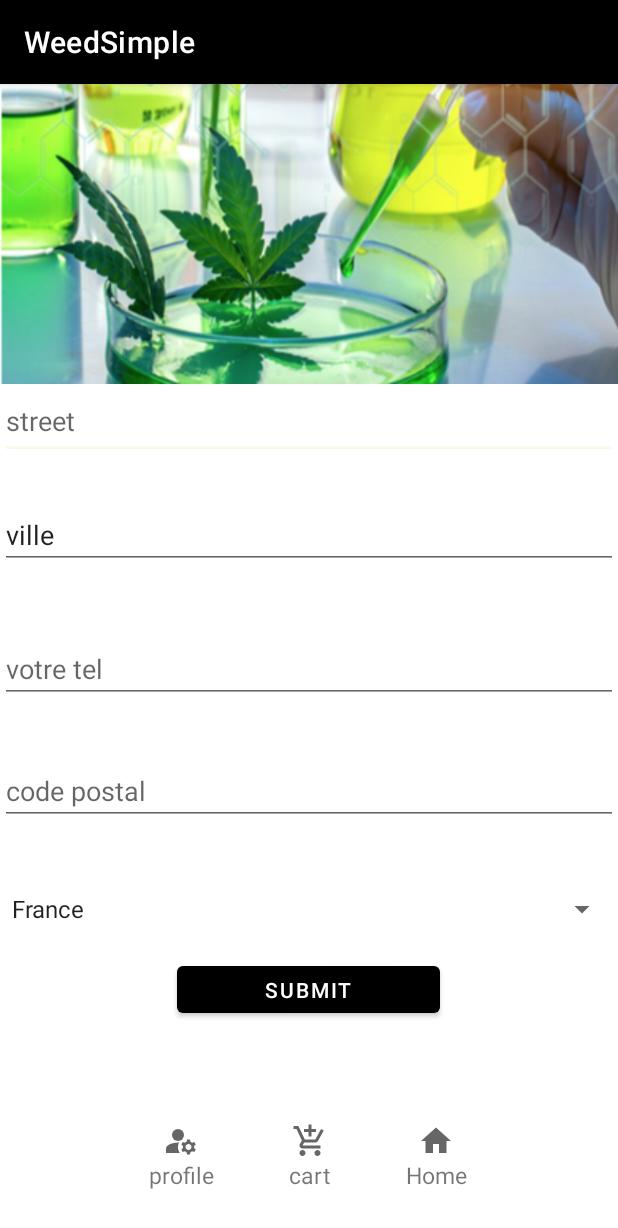
After one commit to Laradejpl/simpleweedShop, an Android app: the TestVolley screen opened directly, with no data from a screen before it, on a phone screen of 412 x 824 dp. The commit adds this screen. Shown: the top 1228 px of the screen. Run offline under Robolectric (Android 15) with nearby library versions, the phone set to English and light mode, and no system bars; our stand-ins replace Volley; network calls fail.

Commit message:
mise en place de l'activity volley pour les adresses

```diff
--- a/app/src/main/java/cereal/company/weedsimple/FinalizeShoppingActivity.kt
+++ b/app/src/main/java/cereal/company/weedsimple/FinalizeShoppingActivity.kt
@@ -39,7 +39,7 @@ class FinalizeShoppingActivity : AppCompatActivity() {
 
         requestQ.add(stringRequest)
 
-        var paypalConfig: PayPalConfiguration = PayPalConfiguration().environment(PayPalConfiguration.ENVIRONMENT_SANDBOX).clientId(MyPayPal.clientID)
+        var paypalConfig: PayPalConfiguration = PayPalConfiguration().environment(PayPalConfiguration.ENVIRONMENT_PRODUCTION).clientId(MyPayPal.clientID)
         var ppService = Intent(this@FinalizeShoppingActivity, PayPalService::class.java)
         ppService.putExtra(PayPalService.EXTRA_PAYPAL_CONFIGURATION, paypalConfig)
         startService(ppService)
--- a/app/src/main/java/cereal/company/weedsimple/myPayPal.kt
+++ b/app/src/main/java/cereal/company/weedsimple/myPayPal.kt
@@ -4,7 +4,7 @@ class MyPayPal {
 
     companion object {
 
-        var clientID = "AcM8yxzVSKPgmX50Ch4i1Rr91E9o76wHmI0EsoPNLmeB1zzpeMcoy_T1lwn9npZFo3qU8kdfdXesJgp_"
+        var clientID = "AWC_vEX56RzDK_QNmdsHUzT2_S6kRwbdL1QXjVJpt0YEeMCSt_7CN3kjFvFHhVpjdRHCBSyVm5EkZW8i"
     }
 
 }
--- /dev/null
+++ b/app/src/main/res/layout/activity_test_volley.xml
@@ -0,0 +1,112 @@
+<?xml version="1.0" encoding="utf-8"?>
+<androidx.constraintlayout.widget.ConstraintLayout xmlns:android="http://schemas.android.com/apk/res/android"
+    xmlns:app="http://schemas.android.com/apk/res-auto"
+    xmlns:tools="http://schemas.android.com/tools"
+    android:layout_width="match_parent"
+    android:layout_height="match_parent"
+    tools:context=".TestVolley">
+
+
+
+    <ImageView
+        android:layout_width="match_parent"
+        android:layout_height="wrap_content"
+        app:layout_constraintBottom_toTopOf="@+id/street_edt"
+        android:background="@drawable/weedpipette"/>
+
+
+    <EditText
+        android:id="@+id/street_edt"
+        android:layout_width="411dp"
+        android:layout_height="50dp"
+        android:layout_marginTop="200dp"
+        android:hint="street"
+
+
+        android:inputType="text"
+        app:layout_constraintEnd_toEndOf="parent"
+        app:layout_constraintHorizontal_bias="0.0"
+        app:layout_constraintStart_toStartOf="parent"
+        app:layout_constraintTop_toTopOf="parent" />
+
+    <EditText
+        android:id="@+id/ville_edt"
+        android:layout_width="match_parent"
+        android:layout_height="wrap_content"
+        android:layout_marginTop="28dp"
+        android:ems="10"
+        android:inputType="text"
+        android:text="ville"
+        app:layout_constraintEnd_toEndOf="parent"
+        app:layout_constraintHorizontal_bias="0.0"
+        app:layout_constraintStart_toStartOf="parent"
+        app:layout_constraintTop_toBottomOf="@+id/street_edt" />
+
+
+    <Button
+        android:id="@+id/btn_street"
+        android:layout_width="175dp"
+        android:layout_height="43dp"
+        android:layout_marginTop="332dp"
+        android:text="Submit"
+        app:layout_constraintEnd_toEndOf="parent"
+        app:layout_constraintHorizontal_bias="0.498"
+        app:layout_constraintStart_toStartOf="parent"
+        app:layout_constraintTop_toBottomOf="@+id/street_edt" />
+
+    <EditText
+        android:id="@+id/editTextPhone"
+        android:layout_width="match_parent"
+        android:layout_height="wrap_content"
+        android:hint="votre tel"
+        android:layout_marginTop="44dp"
+        android:ems="10"
+        android:inputType="phone"
+        app:layout_constraintEnd_toEndOf="parent"
+        app:layout_constraintHorizontal_bias="0.497"
+        app:layout_constraintStart_toStartOf="parent"
+        app:layout_constraintTop_toBottomOf="@+id/ville_edt" />
+
+    <EditText
+        android:id="@+id/edt_PostalAddress"
+        android:layout_width="match_parent"
+        android:layout_height="wrap_content"
+        android:layout_marginTop="36dp"
+        android:ems="10"
+        android:hint="code postal"
+        android:inputType="textPostalAddress"
+        app:layout_constraintEnd_toEndOf="parent"
+        app:layout_constraintHorizontal_bias="0.0"
+        app:layout_constraintStart_toStartOf="parent"
+        app:layout_constraintTop_toBottomOf="@+id/editTextPhone" />
+
+    <TextView
+        android:id="@+id/email_connect_tv"
+        android:layout_width="match_parent"
+        android:layout_height="wrap_content"
+        android:text=""
+        android:textSize="20sp"
+        android:textStyle="bold"
+        android:textColor="@color/white"
+        app:layout_constraintBottom_toTopOf="@+id/street_edt"
+        app:layout_constraintEnd_toEndOf="parent"
+        app:layout_constraintHorizontal_bias="0.0"
+        app:layout_constraintStart_toStartOf="parent"
+        app:layout_constraintTop_toTopOf="parent"
+        app:layout_constraintVertical_bias="0.771" />
+
+
+    <Spinner
+        android:id="@+id/planets_spinner"
+        android:layout_width="match_parent"
+        android:layout_height="wrap_content"
+        android:layout_marginTop="44dp"
+        app:layout_constraintEnd_toEndOf="parent"
+        app:layout_constraintHorizontal_bias="0.0"
+        app:layout_constraintStart_toStartOf="parent"
+        app:layout_constraintTop_toBottomOf="@+id/edt_PostalAddress" />
+
+    <include layout="@layout/bar_bottom"
+
+        />
+</androidx.constraintlayout.widget.ConstraintLayout>
--- a/app/src/main/res/layout/bar_bottom.xml
+++ b/app/src/main/res/layout/bar_bottom.xml
@@ -11,6 +11,7 @@
         android:layout_height="65dp"
         android:layout_marginTop="700dp"
         android:orientation="horizontal"
+        android:layout_marginBottom="18dp"
         app:layout_constraintBottom_toBottomOf="parent"
         app:layout_constraintEnd_toEndOf="parent"
         app:layout_constraintStart_toStartOf="parent"
--- a/app/src/main/res/layout/brand_item_text_view.xml
+++ b/app/src/main/res/layout/brand_item_text_view.xml
@@ -5,7 +5,6 @@
     android:layout_height="wrap_content"
     android:background="#ffffff"
     android:textColor="@color/black"
-    android:textSize="30sp"
-    android:padding="10dp"
-
+    android:textSize="20sp"
+    android:gravity="center"
     />
--- a/app/src/main/res/values/strings.xml
+++ b/app/src/main/res/values/strings.xml
@@ -13,4 +13,12 @@
     <!-- TODO: Remove or change this placeholder text -->
     <string name="hello_blank_fragment">Hello blank fragment</string>
     <string name="enter_amount">Enter amount</string>
+
+    <string-array name="planets_array">
+        <item>France</item>
+        <item>Angleterre</item>
+        <item>Deutchland</item>
+        <item>Spain</item>
+
+    </string-array>
 </resources>
```
Also changed, not shown: app/src/main/AndroidManifest.xml (+27 -22 lines), app/src/main/java/cereal/company/weedsimple/MainActivity.kt (+20 -2 lines), app/src/main/java/cereal/company/weedsimple/TestVolley.kt (added, +138 -0 lines), app/src/main/res/layout/side_menu_nav.xml (+15 -5 lines), app/src/main/res/drawable/adress.png (added), app/src/main/res/drawable/postman.png (added), app/src/main/res/drawable/weedpipette.png (added).
